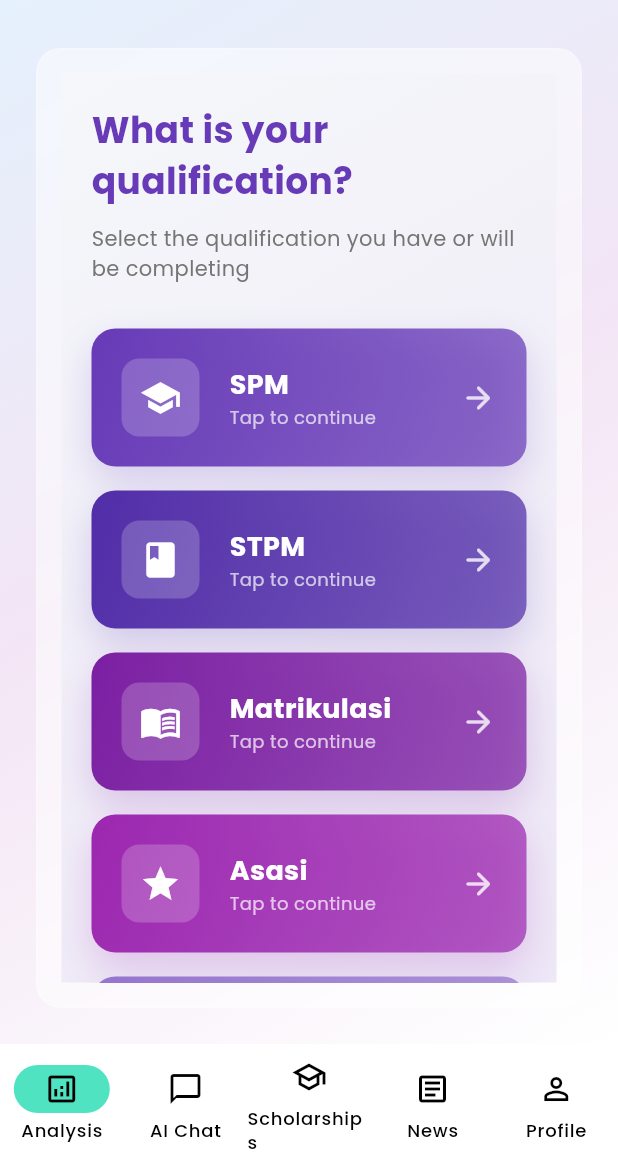
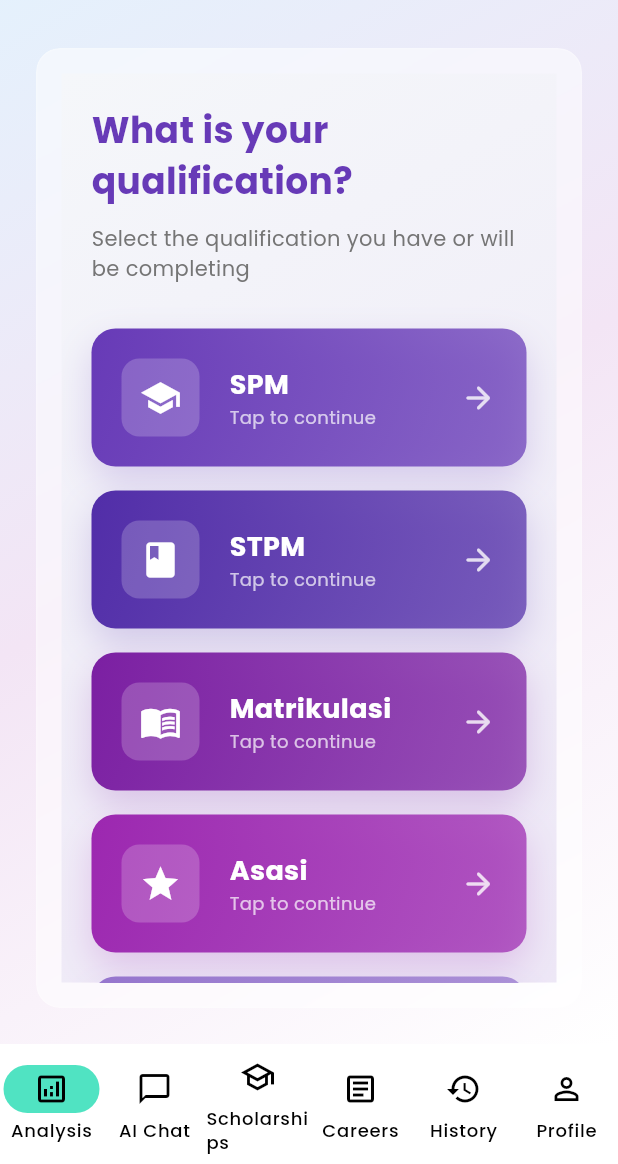
Before and after one commit to Shanqi05/Kitahack2026, a Flutter app: the MainDashboardShell screen opened directly, on a phone screen of 412 x 824 dp, the part 72-1236 px from its top. Run offline on Flutter 3.47's test engine with Material 3 defaults, Android fonts, the phone set to English and light mode, and no system bars; our stand-ins replace cloud_firestore, file_picker, firebase_auth, firebase_core, flutter_animate, flutter_dotenv and 5 more; accounts and stored records are empty.

Commit message:
add history tab

```diff
--- a/lib/features/dashboard/screens/main_dashboard_shell.dart
+++ b/lib/features/dashboard/screens/main_dashboard_shell.dart
@@ -9,6 +9,7 @@ import 'package:firebase_auth/firebase_auth.dart';
 import '../../admission/presentation/qualification_screen.dart';
 import '../../career/presentation/career_list_screen.dart';
 import '../../scholarship/presentation/scholarship_screen.dart';
+import '../../history/presentation/history_screen.dart';
 
 import '../../auth/screens/login_screen.dart';
 // import 'package:flutter_animate/flutter_animate.dart'; // Ensure this package is added or remove if unused
@@ -24,11 +25,12 @@ class _MainDashboardShellState extends State<MainDashboardShell> {
   int _selectedIndex = 0;
 
   final List<Widget> _pages = [
-    const QualificationScreen(), // Index 0: Admission
-    const AiChatTab(),
-    const ScholarshipScreen(),     // Index 1: Scholarships
-    const CareerListScreen(),      // Index 2: Career
-    const ProfileSettingsScreen(), // Index 3: Profile
+    const QualificationScreen(),   // Index 0: Admission
+    const AiChatTab(),             // Index 1: AI Chat
+    const ScholarshipScreen(),     // Index 2: Scholarships
+    const CareerListScreen(),      // Index 3: Career
+    const HistoryScreen(),         // Index 4: History (NEW)
+    const ProfileSettingsScreen(), // Index 5: Profile (Moved from 4 to 5)
   ];
 
   @override
@@ -78,26 +80,12 @@ class _MainDashboardShellState extends State<MainDashboardShell> {
           });
         },
         destinations: const [
-                NavigationDestination(
-                  icon: Icon(Icons.analytics_outlined),
-                  label: 'Analysis',
-                ),
-                NavigationDestination(
-                  icon: Icon(Icons.chat_bubble_outline),
-                  label: 'AI Chat',
-                ),
-                NavigationDestination(
-                  icon: Icon(Icons.school_outlined),
-                  label: 'Scholarships',
-                ),
-                NavigationDestination(
-                  icon: Icon(Icons.article_outlined),
-                  label: 'News',
-                ),
-                NavigationDestination(
-                  icon: Icon(Icons.person_outline),
-                  label: 'Profile',
-                ),
+          NavigationDestination(icon: Icon(Icons.analytics_outlined), label: 'Analysis'),
+          NavigationDestination(icon: Icon(Icons.chat_bubble_outline), label: 'AI Chat'),
+          NavigationDestination(icon: Icon(Icons.school_outlined), label: 'Scholarships'),
+          NavigationDestination(icon: Icon(Icons.article_outlined), label: 'Careers'),
+          NavigationDestination(icon: Icon(Icons.history), label: 'History'), // 👇 NEW HISTORY TAB 👇
+          NavigationDestination(icon: Icon(Icons.person_outline), label: 'Profile'),
         ],
       ),
     );
@@ -161,10 +149,16 @@ class _MainDashboardShellState extends State<MainDashboardShell> {
             onTap: () => setState(() => _selectedIndex = 3),
           ),
           _SideBarItem(
+            icon: Icons.history,
+            label: "History",
+            isSelected: _selectedIndex == 4,
+            onTap: () => setState(() => _selectedIndex = 4),
+          ),
+          _SideBarItem(
             icon: Icons.person_outline,
             label: "Profile",
-            isSelected: _selectedIndex == 4,
-            onTap: () => setState(() => _selectedIndex = 4),
+            isSelected: _selectedIndex == 5,
+            onTap: () => setState(() => _selectedIndex = 5),
           ),
           const Spacer(),
           const Divider(),
@@ -173,8 +167,8 @@ class _MainDashboardShellState extends State<MainDashboardShell> {
             label: userModel.fullName.isNotEmpty
                 ? userModel.fullName
                 : 'Guest User',
-            isSelected: _selectedIndex == 4,
-            onTap: () => setState(() => _selectedIndex = 4),
+            isSelected: _selectedIndex == 5,
+            onTap: () => setState(() => _selectedIndex = 5),
           ),
           Material(
             color: Colors.transparent,
```
Lines whose indentation alone changed are shown as unchanged.
